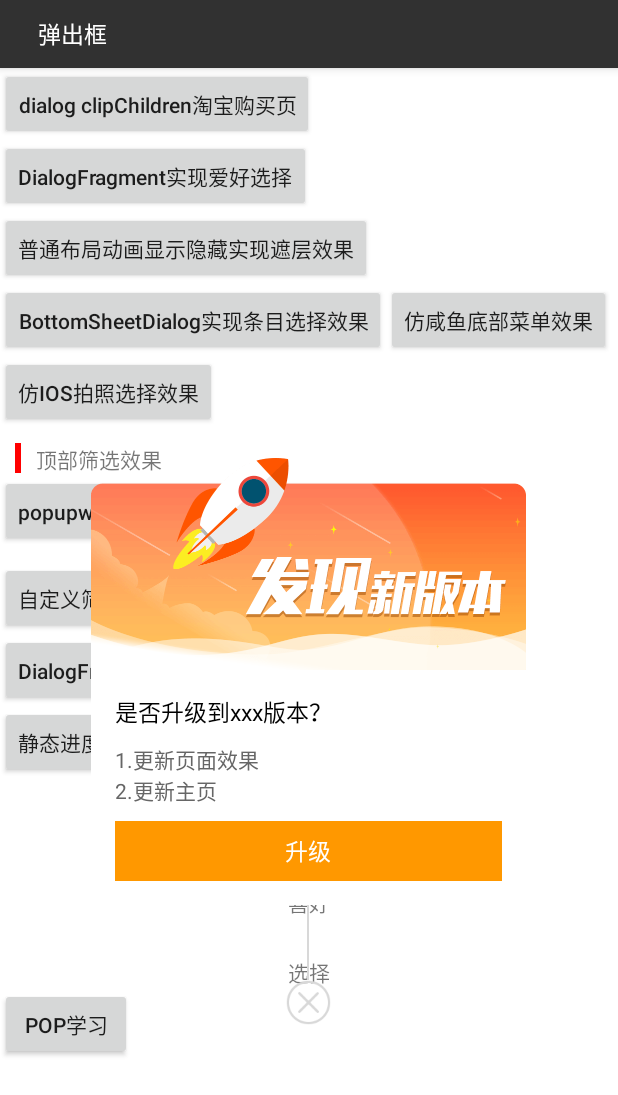
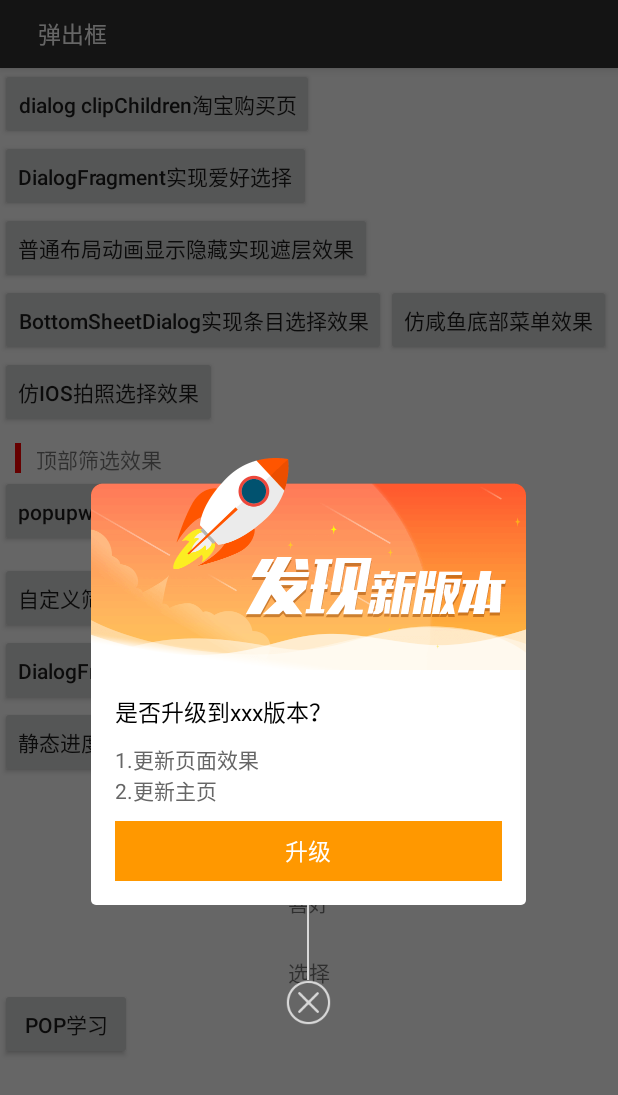
Before and after one commit to crazyzhangxl/WindowShowDemo, an Android app: the fragment UpdateFragment placed in its activity, on a phone screen of 412 x 824 dp. Shown: the top 1095 px of the screen. Run offline under Robolectric (Android 15) with nearby library versions, the phone set to English and light mode, and no system bars.

```diff
--- a/app/src/main/res/layout/activity_static_load.xml
+++ b/app/src/main/res/layout/activity_static_load.xml
@@ -77,12 +77,14 @@
         android:layout_height="wrap_content">
         <Button
             android:id="@+id/btnCustom"
-            android:text="自定义"
+            android:text="自定义Toast"
+            android:textAllCaps="false"
             android:layout_width="wrap_content"
             android:layout_height="wrap_content" />
         <Button
             android:id="@+id/btnNative"
-            android:text="系统"
+            android:text="系统Toast"
+            android:textAllCaps="false"
             android:layout_width="wrap_content"
             android:layout_height="wrap_content" />
     </LinearLayout>
--- a/app/src/main/res/values/styles.xml
+++ b/app/src/main/res/values/styles.xml
@@ -81,6 +81,8 @@
         <item name="android:colorBackgroundCacheHint">@null</item>
         <item name="android:windowAnimationStyle">@style/BottomDialog.AnimationStyle</item>
         <item name="android:backgroundDimAmount">0.6</item>
+        <item name="android:backgroundDimEnabled">true</item>
+
     </style>
 
     <style name="CenterDialog" parent="@android:style/Theme.Dialog">
@@ -95,6 +97,8 @@
         <item name="android:windowAnimationStyle">@style/CenterDialogAnimationStyle</item>
         <item name="android:windowSoftInputMode">stateUnspecified|adjustPan</item>
         <item name="android:backgroundDimAmount">0.6</item>
+        <!-- 是否允许背景灰度 -->
+        <item name="android:backgroundDimEnabled">true</item>
     </style>
 
     <style name="BottomDialog.AnimationStyle" parent="android:Animation">
```
Also changed, not shown: 1 other file.
